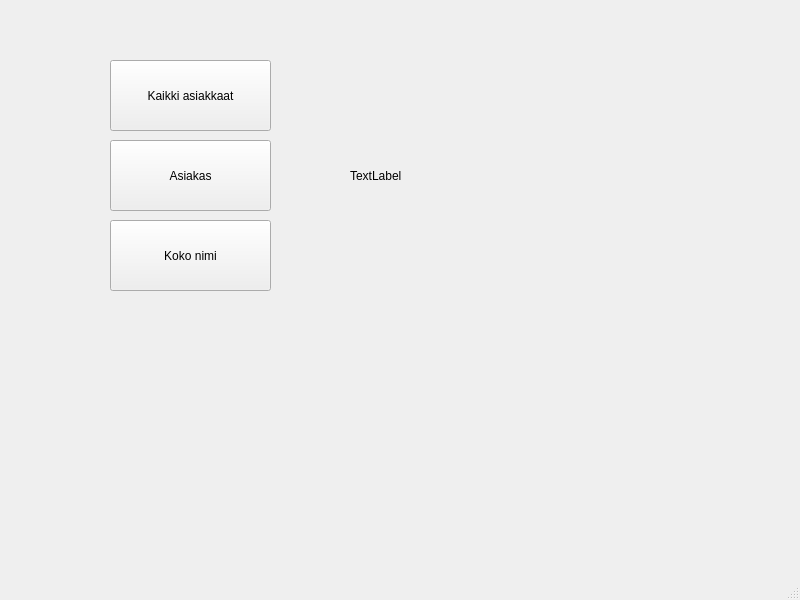
Old version of the form qt_frontend/mainwindow.ui in the repository Rauta-Matti/qt_example.
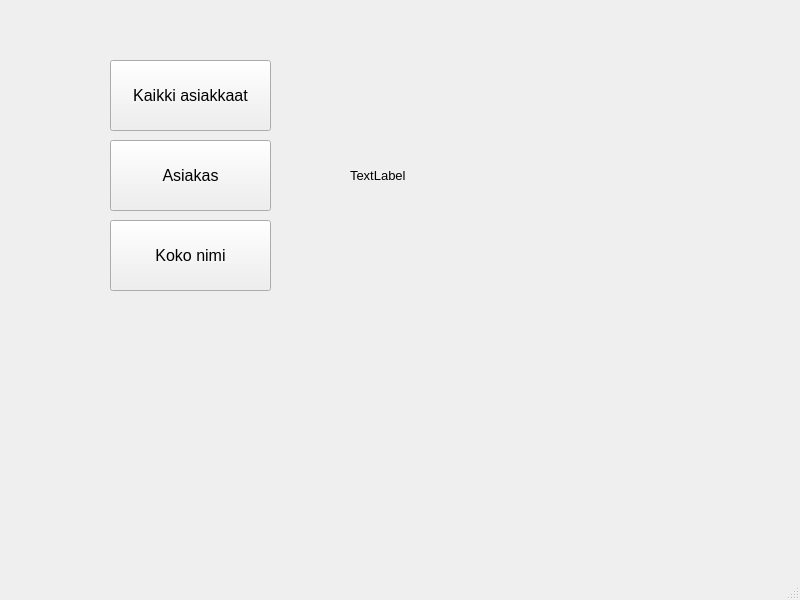
New version of the form.

Diff of the .ui file:
```diff
--- a/qt_frontend/mainwindow.ui
+++ b/qt_frontend/mainwindow.ui
@@ -23,6 +23,11 @@
       <height>71</height>
      </rect>
     </property>
+    <property name="font">
+     <font>
+      <pointsize>12</pointsize>
+     </font>
+    </property>
     <property name="text">
      <string>Koko nimi</string>
     </property>
@@ -36,6 +41,11 @@
       <height>71</height>
      </rect>
     </property>
+    <property name="font">
+     <font>
+      <pointsize>12</pointsize>
+     </font>
+    </property>
     <property name="text">
      <string>Asiakas</string>
     </property>
@@ -49,6 +59,11 @@
       <height>71</height>
      </rect>
     </property>
+    <property name="font">
+     <font>
+      <pointsize>12</pointsize>
+     </font>
+    </property>
     <property name="text">
      <string>Kaikki asiakkaat</string>
     </property>
@@ -58,10 +73,15 @@
      <rect>
       <x>350</x>
       <y>60</y>
-      <width>171</width>
+      <width>381</width>
       <height>231</height>
      </rect>
     </property>
+    <property name="font">
+     <font>
+      <pointsize>10</pointsize>
+     </font>
+    </property>
     <property name="text">
      <string>TextLabel</string>
     </property>
```
